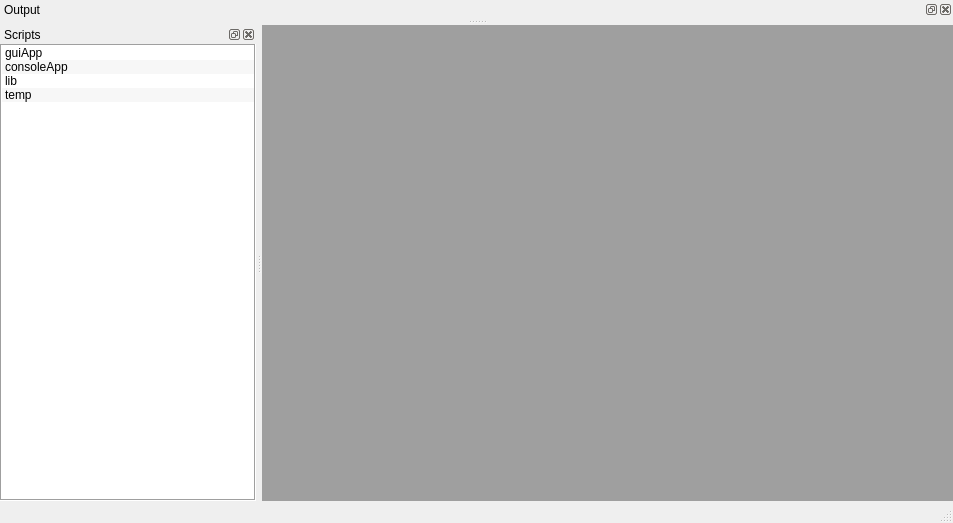
The window that schLib/schGUI/schGUIMainWindow.ui (kumar-lakshmanan/Sachathya) describes before a commit, drawn with Qt 5.
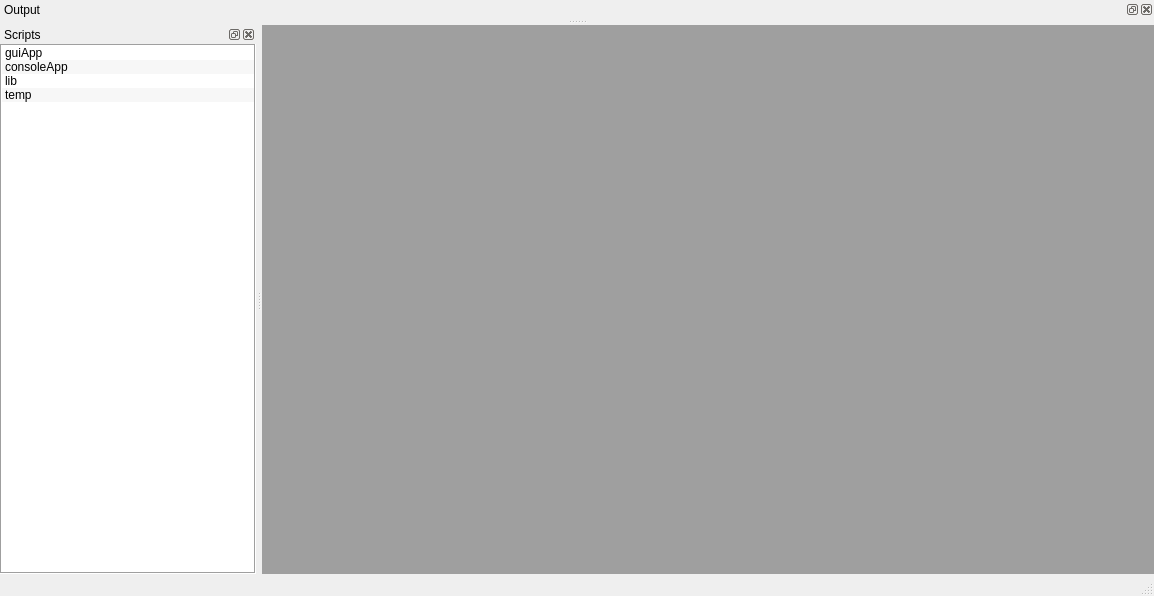
The same window after the commit. Custom widgets are drawn as their Qt base class.

What changed in the file:
```diff
--- a/schLib/schGUI/schGUIMainWindow.ui
+++ b/schLib/schGUI/schGUIMainWindow.ui
@@ -6,8 +6,8 @@
    <rect>
     <x>0</x>
     <y>0</y>
-    <width>953</width>
-    <height>523</height>
+    <width>1154</width>
+    <height>596</height>
    </rect>
   </property>
   <property name="windowTitle">
```
